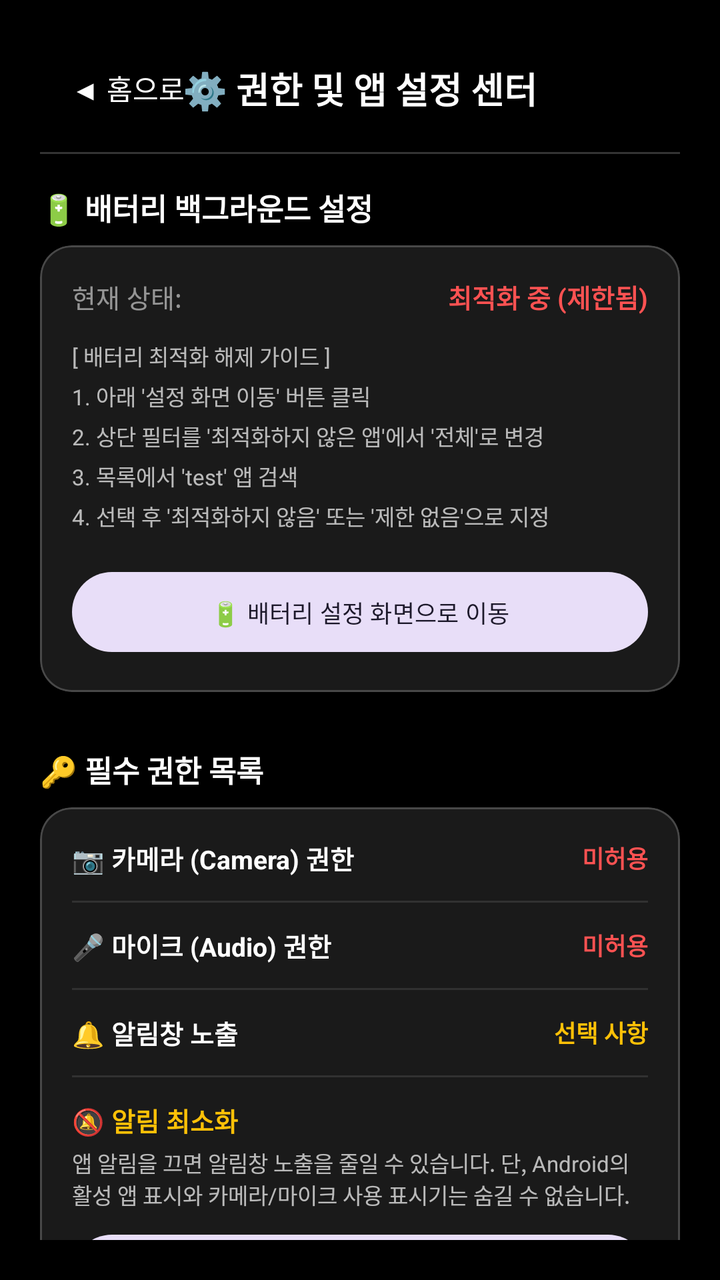
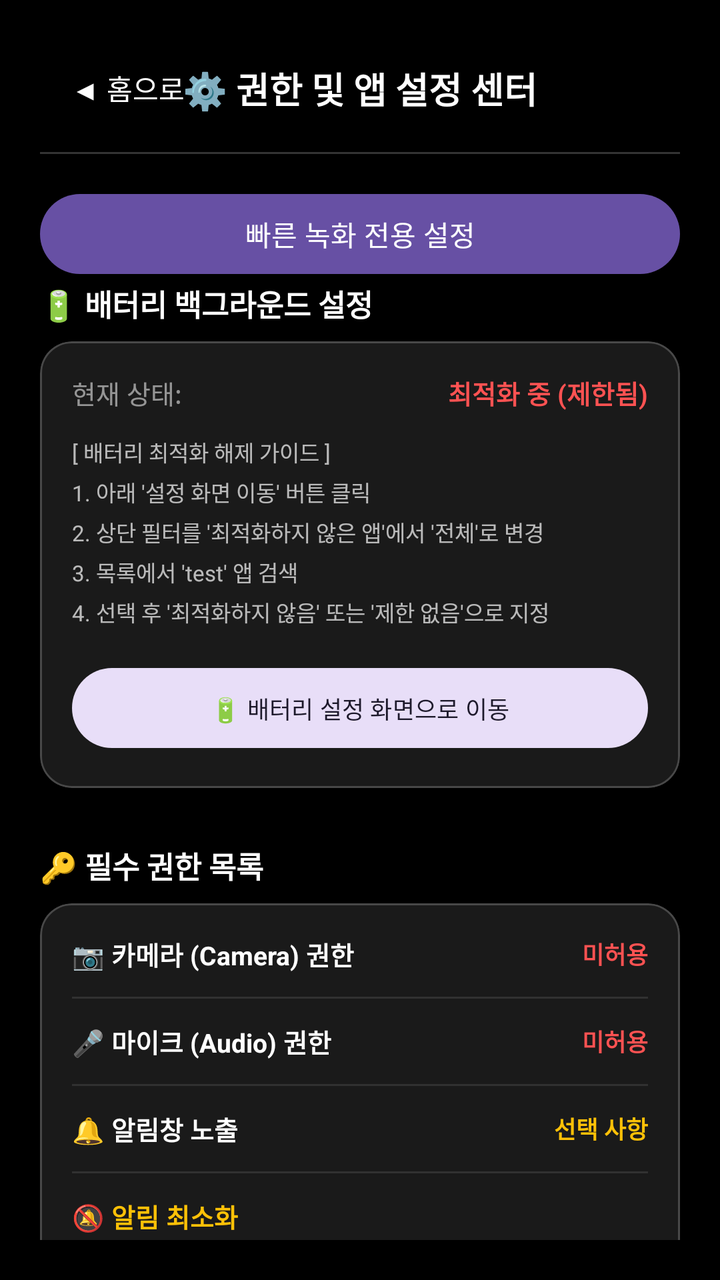

Before-and-after screenshots of an Android layout around one commit, followed by the original layout XML and the change that was made.
<!-- AndroidManifest.xml: application theme Theme.Camera2Study -->
<!-- res/layout/fragment_settings.xml -->
<?xml version="1.0" encoding="utf-8"?>
<androidx.constraintlayout.widget.ConstraintLayout xmlns:android="http://schemas.android.com/apk/res/android"
    xmlns:app="http://schemas.android.com/apk/res-auto"
    android:layout_width="match_parent"
    android:layout_height="match_parent"
    android:background="@android:color/black"
    android:padding="20dp"
    android:fitsSystemWindows="true">

    
    <com.google.android.material.button.MaterialButton
        android:id="@+id/btnBack"
        style="@style/Widget.Material3.Button.TextButton"
        android:layout_width="wrap_content"
        android:layout_height="wrap_content"
        android:text="◀ 홈으로"
        android:textColor="@android:color/white"
        android:textSize="14sp"
        app:layout_constraintStart_toStartOf="parent"
        app:layout_constraintTop_toTopOf="parent" />

    <TextView
        android:id="@+id/txtSettingsTitle"
        android:layout_width="wrap_content"
        android:layout_height="wrap_content"
        android:text="⚙️ 권한 및 앱 설정 센터"
        android:textColor="@android:color/white"
        android:textSize="18sp"
        android:textStyle="bold"
        app:layout_constraintBottom_toBottomOf="@id/btnBack"
        app:layout_constraintEnd_toEndOf="parent"
        app:layout_constraintStart_toStartOf="parent"
        app:layout_constraintTop_toTopOf="@id/btnBack" />

    <View
        android:id="@+id/dividerTop"
        android:layout_width="match_parent"
        android:layout_height="1dp"
        android:layout_marginTop="8dp"
        android:background="#33FFFFFF"
        app:layout_constraintTop_toBottomOf="@id/btnBack" />

    
    <androidx.core.widget.NestedScrollView
        android:layout_width="match_parent"
        android:layout_height="0dp"
        android:layout_marginTop="16dp"
        app:layout_constraintBottom_toBottomOf="parent"
        app:layout_constraintTop_toBottomOf="@id/dividerTop">

        <LinearLayout
            android:layout_width="match_parent"
            android:layout_height="wrap_content"
            android:orientation="vertical">

            
            <TextView
                android:layout_width="wrap_content"
                android:layout_height="wrap_content"
                android:text="🔋 배터리 백그라운드 설정"
                android:textColor="@android:color/white"
                android:textSize="15sp"
                android:textStyle="bold" />

            <com.google.android.material.card.MaterialCardView
                style="@style/Widget.Material3.CardView.Filled"
                android:layout_width="match_parent"
                android:layout_height="wrap_content"
                android:layout_marginTop="8dp"
                app:cardBackgroundColor="#1AFFFFFF"
                app:cardCornerRadius="16dp"
                app:strokeColor="#33FFFFFF"
                app:strokeWidth="1dp">

                <LinearLayout
                    android:layout_width="match_parent"
                    android:layout_height="wrap_content"
                    android:orientation="vertical"
                    android:padding="16dp">

                    <LinearLayout
                        android:layout_width="match_parent"
                        android:layout_height="wrap_content"
                        android:orientation="horizontal"
                        android:gravity="center_vertical">

                        <TextView
                            android:layout_width="0dp"
                            android:layout_height="wrap_content"
                            android:layout_weight="1"
                            android:text="현재 상태:"
                            android:textColor="#8AFFFFFF"
                            android:textSize="13sp" />

                        <TextView
                            android:id="@+id/txtBatteryState"
                            android:layout_width="wrap_content"
                            android:layout_height="wrap_content"
                            android:text="최적화 중 (제한됨)"
                            android:textColor="#FF5252"
                            android:textSize="13sp"
                            android:textStyle="bold" />
                    </LinearLayout>

                    <TextView
                        android:layout_width="match_parent"
                        android:layout_height="wrap_content"
                        android:layout_marginTop="12dp"
                        android:text="[ 배터리 최적화 해제 가이드 ]\n1. 아래 '설정 화면 이동' 버튼 클릭\n2. 상단 필터를 '최적화하지 않은 앱'에서 '전체'로 변경\n3. 목록에서 'test' 앱 검색\n4. 선택 후 '최적화하지 않음' 또는 '제한 없음'으로 지정"
                        android:textColor="#B3FFFFFF"
                        android:textSize="11sp"
                        android:lineSpacingExtra="4dp" />

                    <com.google.android.material.button.MaterialButton
                        android:id="@+id/btnGoBatterySettings"
                        style="@style/Widget.Material3.Button.TonalButton"
                        android:layout_width="match_parent"
                        android:layout_height="wrap_content"
                        android:layout_marginTop="16dp"
                        android:text="🔋 배터리 설정 화면으로 이동"
                        android:textSize="12sp" />
                </LinearLayout>
            </com.google.android.material.card.MaterialCardView>

            
            <TextView
                android:layout_width="wrap_content"
                android:layout_height="wrap_content"
                android:layout_marginTop="28dp"
                android:text="🔑 필수 권한 목록"
                android:textColor="@android:color/white"
                android:textSize="15sp"
                android:textStyle="bold" />

            <com.google.android.material.card.MaterialCardView
                style="@style/Widget.Material3.CardView.Filled"
                android:layout_width="match_parent"
                android:layout_height="wrap_content"
                android:layout_marginTop="8dp"
                app:cardBackgroundColor="#1AFFFFFF"
                app:cardCornerRadius="16dp"
                app:strokeColor="#33FFFFFF"
                app:strokeWidth="1dp">

                <LinearLayout
                    android:layout_width="match_parent"
                    android:layout_height="wrap_content"
                    android:orientation="vertical"
                    android:padding="16dp">

                    
                    <LinearLayout
                        android:layout_width="match_parent"
                        android:layout_height="wrap_content"
                        android:orientation="horizontal"
                        android:gravity="center_vertical">

                        <TextView
                            android:layout_width="0dp"
                            android:layout_height="wrap_content"
                            android:layout_weight="1"
                            android:text="📷 카메라 (Camera) 권한"
                            android:textColor="@android:color/white"
                            android:textSize="13sp"
                            android:textStyle="bold" />

                        <TextView
                            android:id="@+id/txtPermCamera"
                            android:layout_width="wrap_content"
                            android:layout_height="wrap_content"
                            android:text="미허용"
                            android:textColor="#FF5252"
                            android:textSize="12sp"
                            android:textStyle="bold" />
                    </LinearLayout>

                    <View
                        android:layout_width="match_parent"
                        android:layout_height="1dp"
                        android:background="#1AFFFFFF"
                        android:layout_marginVertical="12dp" />

                    
                    <LinearLayout
                        android:layout_width="match_parent"
                        android:layout_height="wrap_content"
                        android:orientation="horizontal"
                        android:gravity="center_vertical">

                        <TextView
                            android:layout_width="0dp"
                            android:layout_height="wrap_content"
                            android:layout_weight="1"
                            android:text="🎤 마이크 (Audio) 권한"
                            android:textColor="@android:color/white"
                            android:textSize="13sp"
                            android:textStyle="bold" />

                        <TextView
                            android:id="@+id/txtPermAudio"
                            android:layout_width="wrap_content"
                            android:layout_height="wrap_content"
                            android:text="미허용"
                            android:textColor="#FF5252"
                            android:textSize="12sp"
                            android:textStyle="bold" />
                    </LinearLayout>

                    <View
                        android:layout_width="match_parent"
                        android:layout_height="1dp"
                        android:background="#1AFFFFFF"
                        android:layout_marginVertical="12dp" />

                    
                    <LinearLayout
                        android:layout_width="match_parent"
                        android:layout_height="wrap_content"
                        android:orientation="horizontal"
                        android:gravity="center_vertical">

                        <TextView
                            android:layout_width="0dp"
                            android:layout_height="wrap_content"
                            android:layout_weight="1"
                            android:text="🔔 알림창 노출"
                            android:textColor="@android:color/white"
                            android:textSize="13sp"
                            android:textStyle="bold" />

                        <TextView
                            android:id="@+id/txtPermNotification"
                            android:layout_width="wrap_content"
                            android:layout_height="wrap_content"
                            android:text="선택 사항"
                            android:textColor="#FFC107"
                            android:textSize="12sp"
                            android:textStyle="bold" />
                    </LinearLayout>

                    <View
                        android:layout_width="match_parent"
                        android:layout_height="1dp"
                        android:background="#1AFFFFFF"
                        android:layout_marginVertical="12dp" />

                    
                    <LinearLayout
                        android:layout_width="match_parent"
                        android:layout_height="wrap_content"
                        android:orientation="vertical">

                        <TextView
                            android:layout_width="wrap_content"
                            android:layout_height="wrap_content"
                            android:text="🔕 알림 최소화"
                            android:textColor="#FFC107"
                            android:textSize="13sp"
                            android:textStyle="bold" />

                        <TextView
                            android:layout_width="match_parent"
                            android:layout_height="wrap_content"
                            android:layout_marginTop="4dp"
                            android:text="앱 알림을 끄면 알림창 노출을 줄일 수 있습니다. 단, Android의 활성 앱 표시와 카메라/마이크 사용 표시기는 숨길 수 없습니다."
                            android:textColor="#B3FFFFFF"
                            android:textSize="11sp" />

                        <com.google.android.material.button.MaterialButton
                            android:id="@+id/btnDisableNotification"
                            style="@style/Widget.Material3.Button.TonalButton"
                            android:layout_width="match_parent"
                            android:layout_height="wrap_content"
                            android:layout_marginTop="8dp"
                            android:text="알림 설정 열기"
                            android:textSize="12sp" />
                    </LinearLayout>

                    <com.google.android.material.button.MaterialButton
                        android:id="@+id/btnRequestPermissions"
                        style="@style/Widget.Material3.Button"
                        android:layout_width="match_parent"
                        android:layout_height="wrap_content"
                        android:layout_marginTop="20dp"
                        android:text="🔑 누락된 필수 권한 승인하기"
                        android:textSize="12sp" />
                </LinearLayout>
            </com.google.android.material.card.MaterialCardView>

            <TextView
                android:layout_width="wrap_content"
                android:layout_height="wrap_content"
                android:layout_marginTop="28dp"
                android:text="PIN 진입 설정"
                android:textColor="@android:color/white"
                android:textSize="15sp"
                android:textStyle="bold" />

            <com.google.android.material.card.MaterialCardView
                style="@style/Widget.Material3.CardView.Filled"
                android:layout_width="match_parent"
                android:layout_height="wrap_content"
                android:layout_marginTop="8dp"
                app:cardBackgroundColor="#1AFFFFFF"
                app:cardCornerRadius="16dp"
                app:strokeColor="#33FFFFFF"
                app:strokeWidth="1dp">

                <LinearLayout
                    android:layout_width="match_parent"
                    android:layout_height="wrap_content"
                    android:orientation="vertical"
                    android:padding="16dp">

                    <LinearLayout
                        android:layout_width="match_parent"
                        android:layout_height="wrap_content"
                        android:gravity="center_vertical"
                        android:orientation="horizontal">

                        <TextView
                            android:layout_width="0dp"
                            android:layout_height="wrap_content"
                            android:layout_weight="1"
                            android:text="4자리 PIN 잠금"
                            android:textColor="@android:color/white"
                            android:textSize="13sp"
                            android:textStyle="bold" />

                        <TextView
                            android:id="@+id/txtPinState"
                            android:layout_width="wrap_content"
                            android:layout_height="wrap_content"
                            android:text="꺼짐"
                            android:textColor="#8AFFFFFF"
                            android:textSize="12sp"
                            android:textStyle="bold" />
                    </LinearLayout>

                    <com.google.android.material.switchmaterial.SwitchMaterial
                        android:id="@+id/switchPinLock"
                        android:layout_width="match_parent"
                        android:layout_height="wrap_content"
                        android:layout_marginTop="10dp"
                        android:text="계산기 = 버튼 롱프레스 후 PIN 요구"
                        android:textColor="#B3FFFFFF"
                        android:textSize="12sp" />

                    <com.google.android.material.textfield.TextInputLayout
                        android:layout_width="match_parent"
                        android:layout_height="wrap_content"
                        android:layout_marginTop="10dp"
                        android:hint="PIN 4자리"
                        app:boxBackgroundColor="#1A000000"
                        app:boxStrokeColor="#66FFFFFF"
                        app:hintTextColor="#8AFFFFFF">

                        <com.google.android.material.textfield.TextInputEditText
                            android:id="@+id/inputPinCode"
                            android:layout_width="match_parent"
                            android:layout_height="wrap_content"
                            android:digits="0123456789"
                            android:inputType="numberPassword"
                            android:maxLength="4"
                            android:textColor="@android:color/white"
                            android:textSize="14sp" />
                    </com.google.android.material.textfield.TextInputLayout>

                    <com.google.android.material.button.MaterialButton
                        android:id="@+id/btnSavePin"
                        style="@style/Widget.Material3.Button.TonalButton"
                        android:layout_width="match_parent"
                        android:layout_height="wrap_content"
                        android:layout_marginTop="12dp"
                        android:text="PIN 설정 저장"
                        android:textSize="12sp" />
                </LinearLayout>
            </com.google.android.material.card.MaterialCardView>

            <TextView
                android:layout_width="match_parent"
                android:layout_height="wrap_content"
                android:layout_marginTop="20dp"
                android:layout_marginBottom="30dp"
                android:text="* 주의: 필수 권한이 허용되어야 비공개 카메라를 통해 사진/비디오를 정상 촬영할 수 있습니다."
                android:textColor="#59FFFFFF"
                android:textSize="10sp" />
        </LinearLayout>
    </androidx.core.widget.NestedScrollView>

</androidx.constraintlayout.widget.ConstraintLayout>
<!-- resources referenced by this layout -->
<resources>
  <style name="Theme.Camera2Study" parent="Theme.Material3.DayNight.NoActionBar">
          <item name="android:statusBarColor" tools:targetApi="l">@android:color/black</item>
          <item name="android:navigationBarColor">@android:color/black</item>
      </style>
</resources>

<!-- the commit's change to res/layout/fragment_settings.xml (unified diff, before → after) -->
@@ -54,6 +54,12 @@
             android:orientation="vertical">
 
             
+            <com.google.android.material.button.MaterialButton
+                android:id="@+id/btnQuickRecordingSettings"
+                android:layout_width="match_parent"
+                android:layout_height="wrap_content"
+                android:text="빠른 녹화 전용 설정" />
+
             <TextView
                 android:layout_width="wrap_content"
                 android:layout_height="wrap_content"
